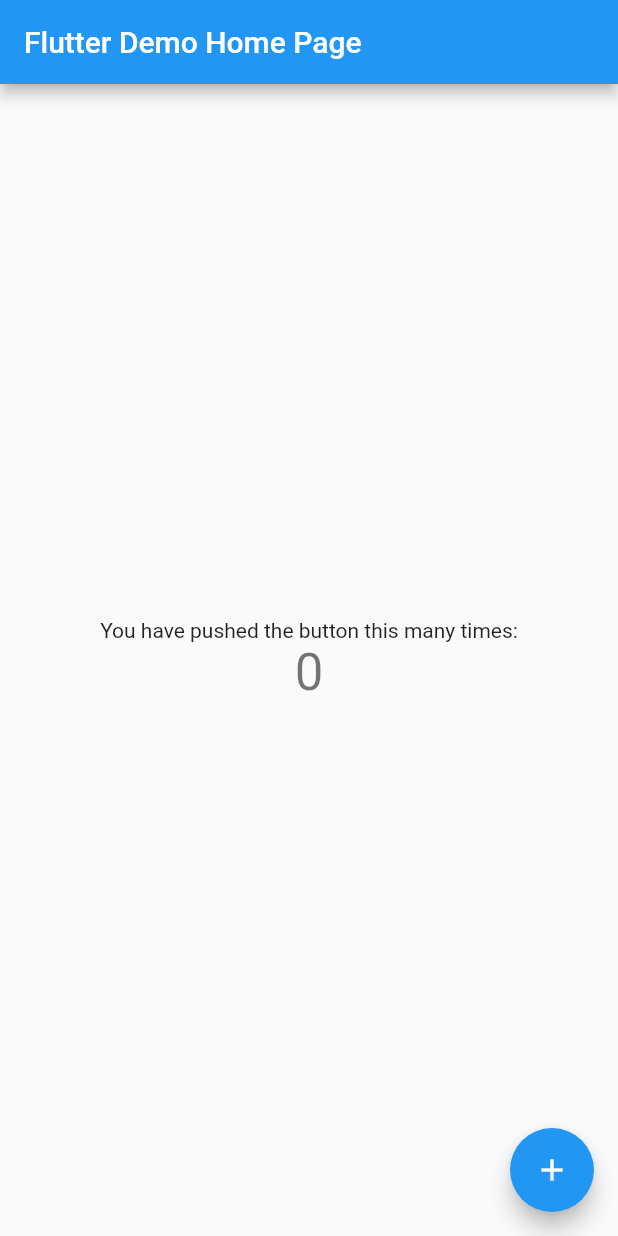
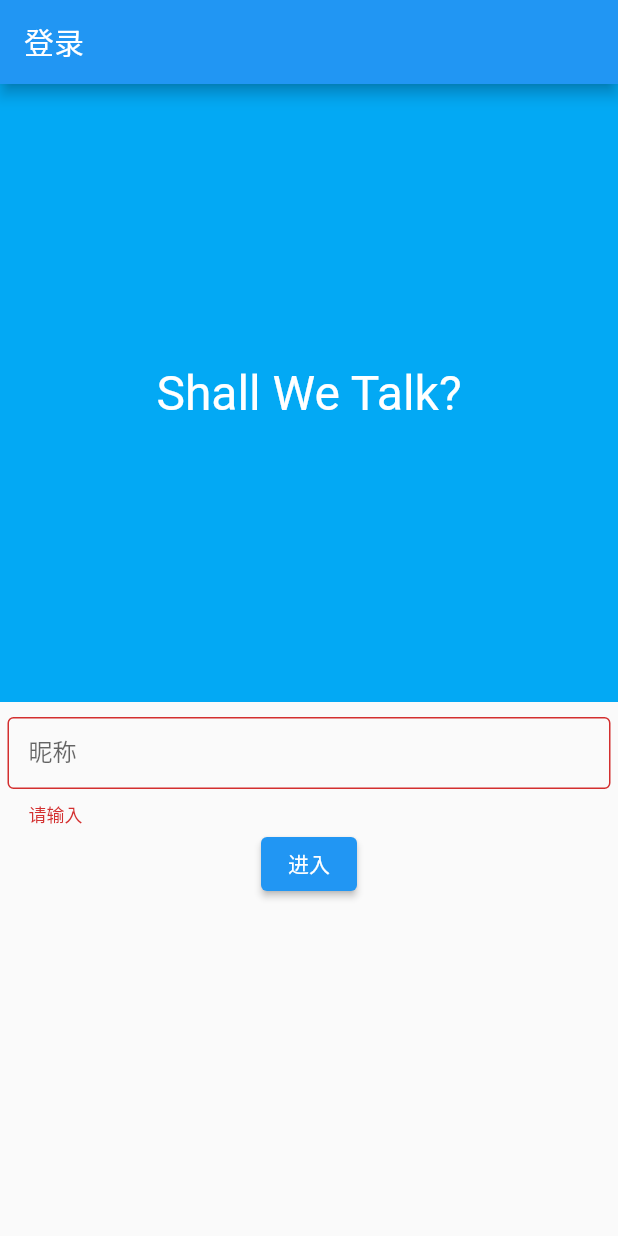
Before and after one commit to fantasy0v0/shall_v_talk_flutter, a Flutter app: the screen it shows after launch, on a phone screen of 412 x 824 dp. Run offline on Flutter 3.47's test engine with Material 2 defaults, Android fonts, the phone set to English and light mode, and no system bars.

```diff
--- a/lib/main.dart
+++ b/lib/main.dart
@@ -1,4 +1,5 @@
 import 'package:flutter/material.dart';
+import 'package:shall_v_talk_flutter/pages/Login.dart';
 
 void main() {
   runApp(const MyApp());
@@ -24,92 +25,6 @@
           // is not restarted.
           primarySwatch: Colors.blue,
         ),
-      home: const MyHomePage(title: 'Flutter Demo Home Page'),
-    );
+        home: const LoginPage());
   }
 }
-
-class MyHomePage extends StatefulWidget {
-  const MyHomePage({Key? key, required this.title}) : super(key: key);
-
-  // This widget is the home page of your application. It is stateful, meaning
-  // that it has a State object (defined below) that contains fields that affect
-  // how it looks.
-
-  // This class is the configuration for the state. It holds the values (in this
-  // case the title) provided by the parent (in this case the App widget) and
-  // used by the build method of the State. Fields in a Widget subclass are
-  // always marked "final".
-
-  final String title;
-
-  @override
-  State<MyHomePage> createState() => _MyHomePageState();
-}
-
-class _MyHomePageState extends State<MyHomePage> {
-  int _counter = 0;
-
-  void _incrementCounter() {
-    setState(() {
-      // This call to setState tells the Flutter framework that something has
-      // changed in this State, which causes it to rerun the build method below
-      // so that the display can reflect the updated values. If we changed
-      // _counter without calling setState(), then the build method would not be
-      // called again, and so nothing would appear to happen.
-      _counter++;
-    });
-  }
-
-  @override
-  Widget build(BuildContext context) {
-    // This method is rerun every time setState is called, for instance as done
-    // by the _incrementCounter method above.
-    //
-    // The Flutter framework has been optimized to make rerunning build methods
-    // fast, so that you can just rebuild anything that needs updating rather
-    // than having to individually change instances of widgets.
-    return Scaffold(
-      appBar: AppBar(
-        // Here we take the value from the MyHomePage object that was created by
-        // the App.build method, and use it to set our appbar title.
-        title: Text(widget.title),
-      ),
-      body: Center(
-        // Center is a layout widget. It takes a single child and positions it
-        // in the middle of the parent.
-        child: Column(
-          // Column is also a layout widget. It takes a list of children and
-          // arranges them vertically. By default, it sizes itself to fit its
-          // children horizontally, and tries to be as tall as its parent.
-          //
-          // Invoke "debug painting" (press "p" in the console, choose the
-          // "Toggle Debug Paint" action from the Flutter Inspector in Android
-          // Studio, or the "Toggle Debug Paint" command in Visual Studio Code)
-          // to see the wireframe for each widget.
-          //
-          // Column has various properties to control how it sizes itself and
-          // how it positions its children. Here we use mainAxisAlignment to
-          // center the children vertically; the main axis here is the vertical
-          // axis because Columns are vertical (the cross axis would be
-          // horizontal).
-          mainAxisAlignment: MainAxisAlignment.center,
-          children: <Widget>[
-            const Text(
-              'You have pushed the button this many times:',
-            ),
-            Text(
-              '$_counter',
-              style: Theme.of(context).textTheme.headline4,
-            ),
-          ],
-        ),
-      ),
-      floatingActionButton: FloatingActionButton(
-        onPressed: _incrementCounter,
-        tooltip: 'Increment',
-        child: const Icon(Icons.add),
-      ), // This trailing comma makes auto-formatting nicer for build methods.
-    );
-  }
-}
--- /dev/null
+++ b/lib/pages/Login.dart
@@ -0,0 +1,126 @@
+import 'package:flutter/material.dart';
+
+/// 登录页面
+class LoginPage extends StatefulWidget {
+  const LoginPage({Key? key}) : super(key: key);
+
+  @override
+  State<StatefulWidget> createState() {
+    return _LoginPageState();
+  }
+}
+
+class _LoginPageState extends State<LoginPage> {
+  final _formKey = GlobalKey<FormState>();
+
+  bool _loading = false;
+
+  String? _nickName;
+
+  @override
+  Widget build(BuildContext context) {
+    Size size = MediaQuery.of(context).size;
+
+    // 构建表单
+    Form form = Form(
+        autovalidateMode: AutovalidateMode.always,
+        key: _formKey,
+        child: Column(
+          mainAxisAlignment: MainAxisAlignment.start,
+          children: <Widget>[
+            Container(
+              width: size.width,
+              // 固定大小
+              height: size.height / 2,
+              // 固定大小
+              margin: const EdgeInsets.fromLTRB(0, 0, 0, 10),
+              color: Colors.lightBlue,
+              child: Column(
+                mainAxisAlignment: MainAxisAlignment.center,
+                children: const [
+                  Text("Shall We Talk?",
+                      style: TextStyle(fontSize: 32, color: Colors.white))
+                ],
+              ),
+            ),
+            Container(
+              margin: const EdgeInsets.fromLTRB(5, 0, 5, 0),
+              child: Column(
+                children: [
+                  buildTextFormField("昵称",
+                      initialValue: _nickName, onSaved: onUpdateNickName),
+                  ElevatedButton(
+                    child: const Text("进入"),
+                    onPressed: doLogin,
+                  )
+                ],
+              ),
+            ),
+          ],
+        ));
+
+    return Scaffold(
+        appBar: AppBar(title: const Text("登录")),
+        body: SingleChildScrollView(
+          child: Container(
+            child: form,
+          ),
+        ));
+  }
+
+  // 更新昵称
+  void onUpdateNickName(String? value) {
+    if (null != value) {
+      setState(() {
+        _nickName = value;
+      });
+    }
+  }
+
+  // 字段校验
+  String? _validate(String? value) {
+    if (null == value || value.isEmpty) {
+      return '请输入';
+    }
+    if (value.length < 5) {
+      return '请检查内容是否正确';
+    }
+    return null;
+  }
+
+  // 构建TextFormField
+  TextFormField buildTextFormField(String labelText,
+      {String? initialValue,
+      Widget? suffixIcon,
+      FormFieldSetter<String?>? onSaved,
+      bool obscureText = false}) {
+    return TextFormField(
+      initialValue: initialValue,
+      enabled: !_loading,
+      validator: _validate,
+      decoration: InputDecoration(
+          border: const OutlineInputBorder(),
+          labelText: labelText,
+          contentPadding: const EdgeInsets.all(14)),
+      obscureText: obscureText,
+      onSaved: onSaved,
+    );
+  }
+
+  void doLogin() {
+    if (_loading) return;
+    var currentState = _formKey.currentState;
+    if (null == currentState) {
+      return;
+    }
+
+    if (!currentState.validate()) {
+      return;
+    }
+
+    setState(() {
+      _loading = true;
+    });
+    currentState.save();
+  }
+}
```
Also changed, not shown: lib/services/Client.dart (added, +60 -0 lines), lib/services/RecordParser.dart (added, +20 -0 lines), 3 other files. Lines whose indentation alone changed are shown as unchanged.
